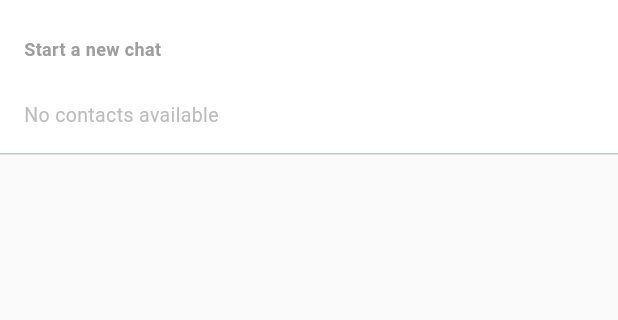
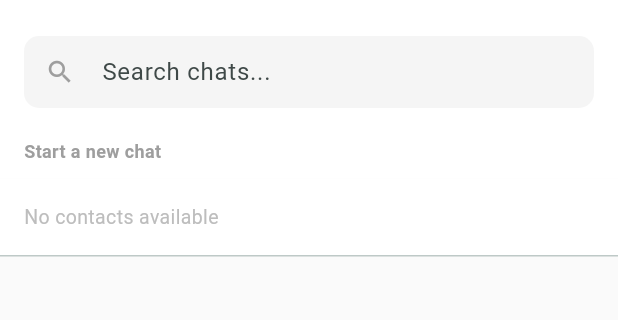
Before and after one commit to La823/Moulins, a Flutter app: the ChatListScreen screen opened directly, after a tap on the "add comment" icon, on a phone screen of 412 x 824 dp, the part 63-383 px from its top. Run offline on Flutter 3.47's test engine with Material 3 defaults, Android fonts, the phone set to English and light mode, and no system bars; our stand-ins replace cached_network_image, dio, firebase_core, firebase_messaging, flutter_cache_manager, flutter_local_notifications and 6 more; accounts and stored records are empty; network calls fail.

Commit message:
Chat list polish: search, color-coded names, cleaner group labels
- Add a search box to filter conversations by name (web + mobile).
- Color-code conversation names: black for group threads, green for
  direct chats with an admin, blue for direct chats with an employee.
- Group thread labels now show the single most relevant other party
  for the current viewer (customer sees their employee's name or
  "Support"; employee/admin see the customer's name) instead of a
  "Name · Name (Employee)" dump.
- Slightly reduce chat name font size in the conversation list.

Co-Authored-By: Claude Sonnet 5 <noreply@anthropic.com>

```diff
--- a/mobile/lib/screens/chat/chat_list_screen.dart
+++ b/mobile/lib/screens/chat/chat_list_screen.dart
@@ -1,6 +1,7 @@
 import 'package:flutter/material.dart';
 import 'package:flutter_riverpod/flutter_riverpod.dart';
 import '../../models/chat_message.dart';
+import '../../providers/auth_provider.dart';
 import '../../services/chat_service.dart';
 import 'chat_thread_screen.dart';
 import '../../utils/responsive.dart';
@@ -16,12 +17,14 @@ class ChatListScreen extends ConsumerStatefulWidget {
 class _ChatListScreenState extends ConsumerState<ChatListScreen> {
   static const teal = Color(0xFF00A6A4);
   final _service = ChatService();
+  final _searchCtrl = TextEditingController();
   late final ChatSocket _socket;
 
   List<ChatConversation> _conversations = [];
   List<ChatContact> _contacts = [];
   bool _loading = true;
   bool _showContacts = false;
+  String _search = '';
 
   @override
   void initState() {
@@ -37,6 +40,7 @@ class _ChatListScreenState extends ConsumerState<ChatListScreen> {
   @override
   void dispose() {
     _socket.dispose();
+    _searchCtrl.dispose();
     super.dispose();
   }
 
@@ -56,6 +60,15 @@ class _ChatListScreenState extends ConsumerState<ChatListScreen> {
     }
   }
 
+  // Conversation-list name color: black for group threads, green for a
+  // direct chat with an admin, blue for a direct chat with an employee.
+  Color _nameColor(ChatConversation c) {
+    if (c.isThread) return const Color(0xFF1A1A1A);
+    if (c.role == 'admin') return Colors.green.shade700;
+    if (c.role == 'employee') return Colors.blue.shade700;
+    return const Color(0xFF1A1A1A);
+  }
+
   void _openThread({required String id, required bool isThread, required String displayName}) {
     Navigator.of(context)
         .push(MaterialPageRoute(builder: (_) => ChatThreadScreen(id: id, isThread: isThread, title: displayName)))
@@ -64,10 +77,14 @@ class _ChatListScreenState extends ConsumerState<ChatListScreen> {
 
   @override
   Widget build(BuildContext context) {
+    final myId = ref.watch(authProvider).user?.id;
     // Only direct conversations correspond 1:1 to a raw contact id — thread
     // conversations don't, so they're excluded from this dedup set.
     final directIds = _conversations.where((c) => !c.isThread).map((c) => c.id).toSet();
     final newContacts = _contacts.where((c) => !directIds.contains(c.id)).toList();
+    final filteredConversations = _search.isEmpty
+        ? _conversations
+        : _conversations.where((c) => c.labelFor(myId).toLowerCase().contains(_search.toLowerCase())).toList();
 
     return Scaffold(
       backgroundColor: Colors.grey.shade50,
@@ -90,6 +107,23 @@ class _ChatListScreenState extends ConsumerState<ChatListScreen> {
               color: teal,
               child: ListView(
                 children: [
+                  Container(
+                    color: Colors.white,
+                    padding: const EdgeInsets.symmetric(horizontal: 16, vertical: 10),
+                    child: TextField(
+                      controller: _searchCtrl,
+                      onChanged: (v) => setState(() => _search = v),
+                      decoration: InputDecoration(
+                        hintText: 'Search chats...',
+                        prefixIcon: const Icon(Icons.search, color: Colors.grey, size: 20),
+                        isDense: true,
+                        contentPadding: const EdgeInsets.symmetric(vertical: 10),
+                        filled: true,
+                        fillColor: Colors.grey.shade100,
+                        border: OutlineInputBorder(borderRadius: BorderRadius.circular(10), borderSide: BorderSide.none),
+                      ),
+                    ),
+                  ),
                   if (_showContacts) ...[
                     Container(
                       color: Colors.white,
@@ -125,15 +159,22 @@ class _ChatListScreenState extends ConsumerState<ChatListScreen> {
                       padding: const EdgeInsets.only(top: 80),
                       child: Center(child: Text('No conversations yet', style: TextStyle(color: Colors.grey.shade400))),
                     )
+                  else if (filteredConversations.isEmpty && !_showContacts)
+                    Padding(
+                      padding: const EdgeInsets.only(top: 80),
+                      child: Center(child: Text('No chats match "$_search"', style: TextStyle(color: Colors.grey.shade400))),
+                    )
                   else
-                    ..._conversations.map((c) => Container(
+                    ...filteredConversations.map((c) {
+                      final label = c.labelFor(myId);
+                      return Container(
                           color: Colors.white,
                           child: ListTile(
                             leading: CircleAvatar(
                               backgroundColor: teal.withValues(alpha: 0.15),
-                              child: Text(c.displayName.isNotEmpty ? c.displayName[0].toUpperCase() : '?', style: const TextStyle(color: teal, fontWeight: FontWeight.bold)),
+                              child: Text(label.isNotEmpty ? label[0].toUpperCase() : '?', style: const TextStyle(color: teal, fontWeight: FontWeight.bold)),
                             ),
-                            title: Text(c.displayName, style: const TextStyle(fontWeight: FontWeight.w500)),
+                            title: Text(label, style: TextStyle(fontSize: 14, fontWeight: FontWeight.w500, color: _nameColor(c))),
                             subtitle: Text(c.lastMessage, maxLines: 1, overflow: TextOverflow.ellipsis, style: TextStyle(fontSize: 13, color: Colors.grey.shade500)),
                             trailing: c.unreadCount > 0
                                 ? Container(
@@ -142,9 +183,10 @@ class _ChatListScreenState extends ConsumerState<ChatListScreen> {
                                     child: Text('${c.unreadCount}', style: const TextStyle(color: Colors.white, fontSize: 11, fontWeight: FontWeight.bold)),
                                   )
                                 : null,
-                            onTap: () => _openThread(id: c.id, isThread: c.isThread, displayName: c.displayName),
+                            onTap: () => _openThread(id: c.id, isThread: c.isThread, displayName: label),
                           ),
-                        )),
+                        );
+                    }),
                 ],
               ),
             ),
```
Also changed, not shown: mobile/lib/models/chat_message.dart (+14 -7 lines), 1 other file.
